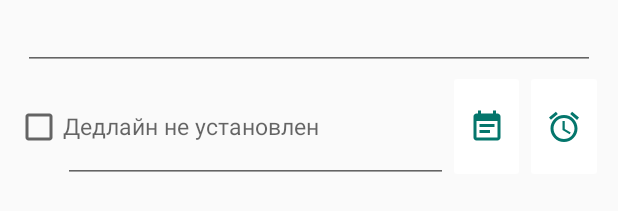
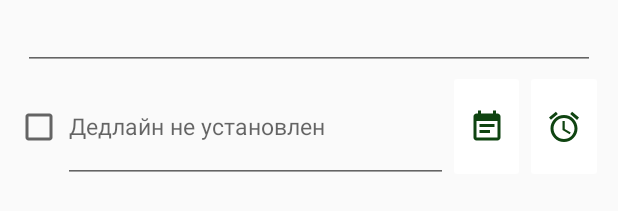
Before and after one commit to Alexey-Android/Notes_DW, an Android app: the layout activity_new_note.xml on its own in the app's theme, with its tools: preview values and no code run, on a phone screen of 412 x 824 dp. Shown: the part 1008-1219 px from the top of the screen. Run offline under Robolectric (Android 15) with nearby library versions, the phone set to English and light mode, and no system bars.

Commit message:
shift in resources

```diff
--- a/app/src/main/java/com/example/notes/screens/NewNoteActivity.java
+++ b/app/src/main/java/com/example/notes/screens/NewNoteActivity.java
@@ -151,7 +151,7 @@ public class NewNoteActivity extends AppCompatActivity {
                 finish();
                 return true;
 
-            case R.id.mail:
+            case R.id.share:
                 sendNote();
                 return true;
             default:
--- a/app/src/main/res/drawable/ic_baseline_alarm_24.xml
+++ b/app/src/main/res/drawable/ic_baseline_alarm_24.xml
@@ -1,4 +1,4 @@
-<vector android:height="24dp" android:tint="#04766C"
+<vector android:height="24dp" android:tint="@color/colorGreen"
     android:viewportHeight="24" android:viewportWidth="24"
     android:width="24dp" xmlns:android="http://schemas.android.com/apk/res/android">
     <path android:fillColor="@android:color/white" android:pathData="M22,5.72l-4.6,-3.86 -1.29,1.53 4.6,3.86L22,5.72zM7.88,3.39L6.6,1.86 2,5.71l1.29,1.53 4.59,-3.85zM12.5,8L11,8v6l4.75,2.85 0.75,-1.23 -4,-2.37L12.5,8zM12,4c-4.97,0 -9,4.03 -9,9s4.02,9 9,9c4.97,0 9,-4.03 9,-9s-4.03,-9 -9,-9zM12,20c-3.87,0 -7,-3.13 -7,-7s3.13,-7 7,-7 7,3.13 7,7 -3.13,7 -7,7z"/>
--- a/app/src/main/res/drawable/ic_baseline_event_note_24.xml
+++ b/app/src/main/res/drawable/ic_baseline_event_note_24.xml
@@ -1,4 +1,4 @@
-<vector android:height="24dp" android:tint="#04766C"
+<vector android:height="24dp" android:tint="@color/colorGreen"
     android:viewportHeight="24" android:viewportWidth="24"
     android:width="24dp" xmlns:android="http://schemas.android.com/apk/res/android">
     <path android:fillColor="@android:color/white" android:pathData="M17,10L7,10v2h10v-2zM19,3h-1L18,1h-2v2L8,3L8,1L6,1v2L5,3c-1.11,0 -1.99,0.9 -1.99,2L3,19c0,1.1 0.89,2 2,2h14c1.1,0 2,-0.9 2,-2L21,5c0,-1.1 -0.9,-2 -2,-2zM19,19L5,19L5,8h14v11zM14,14L7,14v2h7v-2z"/>
--- a/app/src/main/res/layout/activity_new_note.xml
+++ b/app/src/main/res/layout/activity_new_note.xml
@@ -26,7 +26,7 @@
         android:layout_gravity="fill"
         android:layout_marginHorizontal="15dp"
         android:layout_weight="1"
-        android:hint="Заголовок заметки"
+        android:hint="@string/title_note"
         android:inputType="text"
         android:padding="10dp"
         android:textSize="30sp" />
@@ -37,13 +37,11 @@
         android:layout_height="wrap_content"
         android:layout_marginHorizontal="15dp"
         android:layout_weight="7"
-        android:hint="Тело заметки"
         android:gravity="start"
+        android:hint="@string/content_note"
         android:inputType="textMultiLine"
         android:padding="10dp"
         android:textSize="20sp" />
-
-
 
     <LinearLayout
         android:layout_width="match_parent"
@@ -57,17 +55,18 @@
             android:layout_width="wrap_content"
             android:layout_height="wrap_content"
             android:layout_margin="0dp"
-            android:layout_weight="0" />
+            android:layout_weight="0"
+            tools:ignore="NestedWeights" />
 
         <EditText
             android:id="@+id/et_date_time"
             android:layout_width="0dp"
             android:layout_height="match_parent"
             android:layout_weight="5"
-            android:hint="Дедлайн не установлен"
+            android:hint="@string/no_deadline"
             android:inputType="text"
-            android:padding="0dp"
-            android:textSize="15sp" />
+            android:textSize="15sp"
+            tools:ignore="TextFields" />
 
         <ImageButton
             android:id="@+id/ib_calendar"
@@ -75,8 +74,8 @@
             android:layout_height="match_parent"
             android:layout_weight="1"
             android:backgroundTintMode="@color/colorAccent"
-            android:src="@drawable/ic_baseline_event_note_24"
-            android:onClick="setDate" />
+            android:onClick="setDate"
+            android:src="@drawable/ic_baseline_event_note_24" />
 
         <ImageButton
             android:id="@+id/ib_time"
@@ -84,9 +83,8 @@
             android:layout_height="match_parent"
             android:layout_weight="1"
             android:backgroundTintMode="@color/colorAccent"
-            android:src="@drawable/ic_baseline_alarm_24"
-            android:onClick="setTime" />
+            android:onClick="setTime"
+            android:src="@drawable/ic_baseline_alarm_24" />
     </LinearLayout>
 
-
 </LinearLayout>
--- a/app/src/main/res/layout/content_main.xml
+++ b/app/src/main/res/layout/content_main.xml
@@ -2,7 +2,6 @@
 
 <androidx.recyclerview.widget.RecyclerView xmlns:android="http://schemas.android.com/apk/res/android"
     xmlns:app="http://schemas.android.com/apk/res-auto"
-    xmlns:tools="http://schemas.android.com/tools"
     android:id="@+id/list"
     android:layout_width="match_parent"
     android:layout_height="wrap_content"
--- a/app/src/main/res/menu/list_notes_menu.xml
+++ b/app/src/main/res/menu/list_notes_menu.xml
@@ -5,7 +5,7 @@
     <item
         android:id="@+id/settings"
         android:icon="@drawable/ic_baseline_lock_24"
-        android:title="pin"
+        android:title="@string/_pin"
         app:showAsAction="always" />
 
 </menu>
```
Also changed, not shown: app/src/main/java/com/example/notes/App.java (+17 -0 lines), app/src/main/res/layout/activity_enter.xml (+13 -14 lines), app/src/main/res/layout/activity_new_pin.xml (+4 -6 lines), app/src/main/res/menu/new_note_menu.xml (+5 -5 lines), app/src/main/res/menu/new_pin_menu.xml (deleted, +0 -10 lines), app/src/main/res/values/strings.xml (+21 -0 lines).
